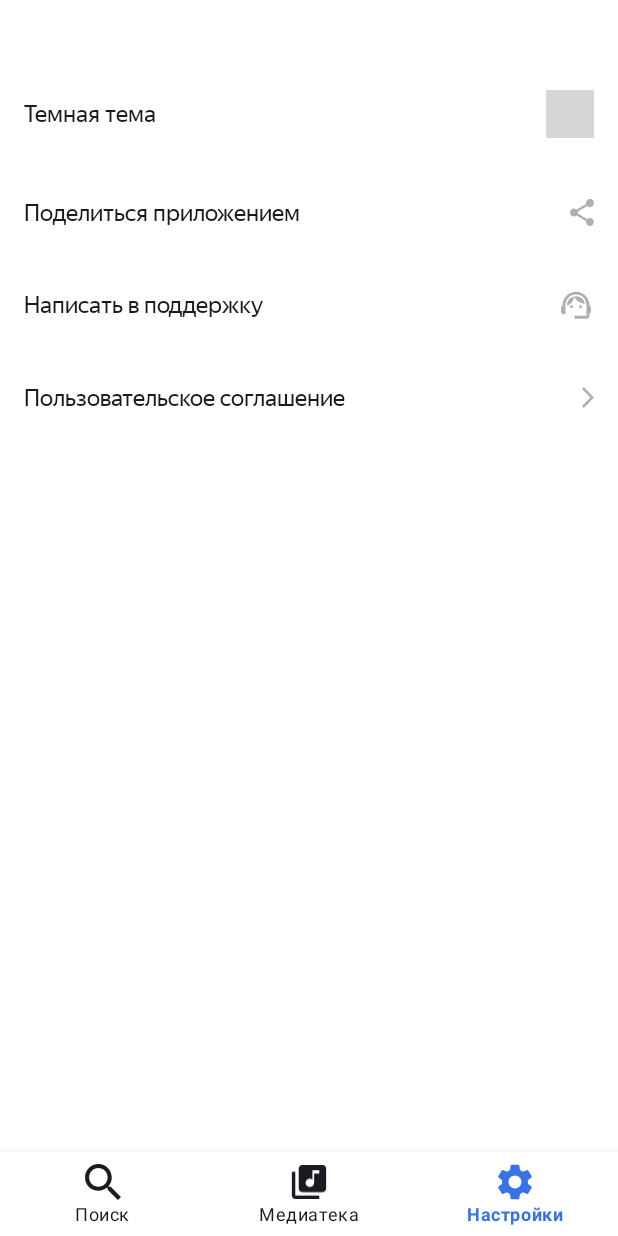
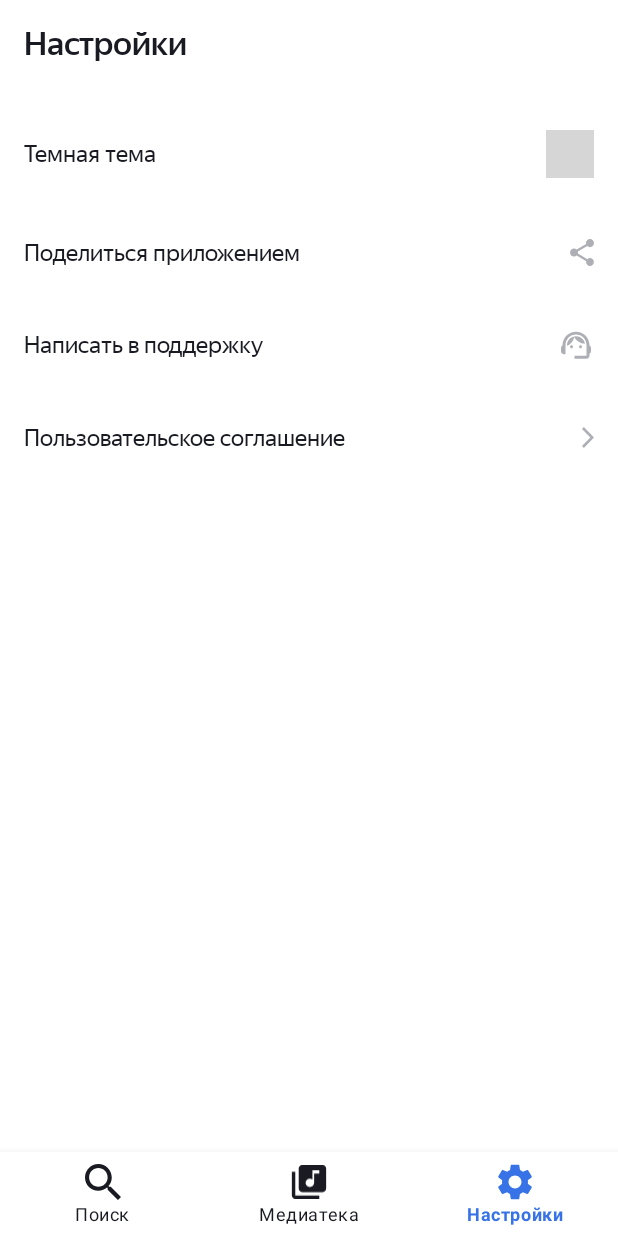
Before and after one commit to GoetzDeBouville/PlaylistMaker, an Android app: the SettingsFragment screen opened through its navigation route, on a phone screen of 412 x 824 dp. Run offline under Robolectric (Android 15) with nearby library versions, the phone set to English and light mode, and no system bars; our stand-ins replace navigation-ui; plain views replace SwitcherX; 2 statements that could not run were skipped; grey boxes are pictures that could not be loaded.

Commit message:
Откорректирована верстка фрагментов

```diff
--- a/app/src/main/res/layout/fragment_settings.xml
+++ b/app/src/main/res/layout/fragment_settings.xml
@@ -6,6 +6,18 @@
     android:paddingHorizontal="@dimen/dimen_16dp"
     android:paddingTop="@dimen/dimen_16dp"
     tools:context="com.example.playlistmaker.ui.settings.fragment.SettingsFragment">
+
+    <LinearLayout
+        android:id="@+id/ll_arrow_back"
+        style="@style/ActivityHeaderStyle"
+        android:orientation="horizontal"
+        tools:ignore="UseCompoundDrawables">
+
+        <TextView
+            style="@style/SettingsHeaderTextStyle"
+            android:text="@string/settings"
+            tools:ignore="RtlSymmetry" />
+    </LinearLayout>
 
     <LinearLayout
         style="@style/SettingsOptionContainer"
```
Also changed, not shown: app/src/main/res/layout/activity_media.xml (deleted, +0 -54 lines), app/src/main/res/layout/fragment_media.xml (+14 -1 lines), app/src/main/res/layout/fragment_search.xml (+13 -0 lines).
